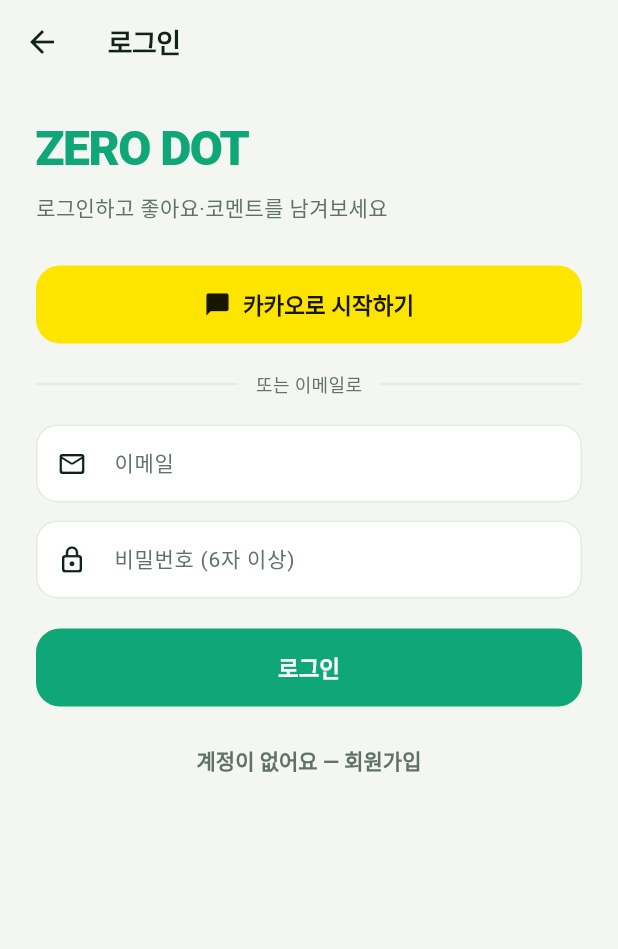
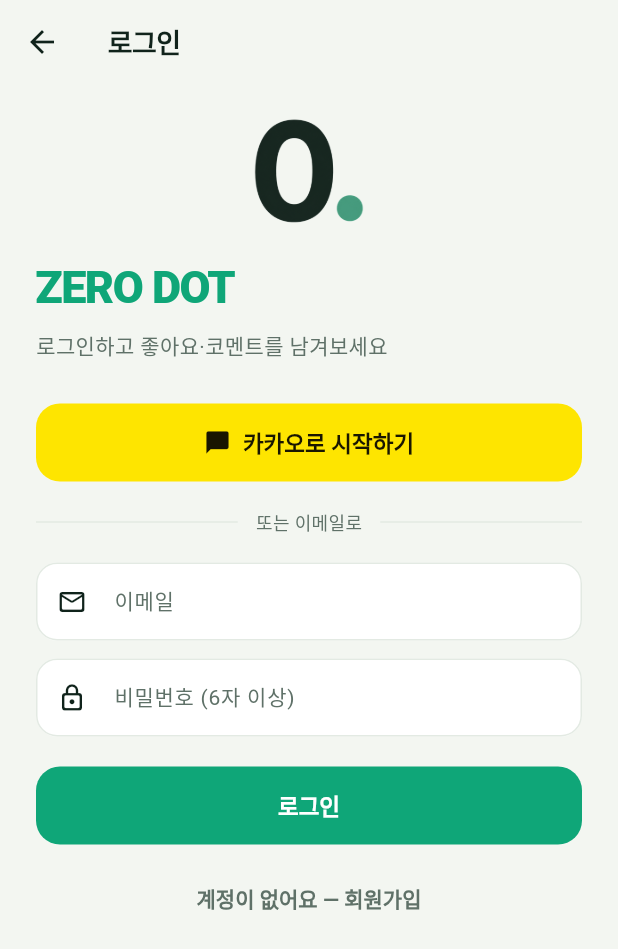
Before and after one commit to hongbomshin-lab/CUBED_v2, a Flutter app: the LoginScreen screen opened directly, on a phone screen of 412 x 824 dp. Shown: the top 949 px of the screen. Run offline on Flutter 3.47's test engine with Material 3 defaults, Android fonts, the phone set to English and light mode, and no system bars; our stand-ins replace cached_network_image, flutter_image_compress, flutter_riverpod, geolocator, image_picker, shared_preferences and 4 more; missing offline and left inert: dart:js_interop, flutter_naver_map, mobile_scanner; accounts and stored records are empty; Roboto replaces fonts that are missing (Pretendard).

Commit message:
feat(brand): 앱 아이콘·로그인 화면 브랜드 마크
고객이 전달한 로고를 앱 아이콘과 로그인 화면에 반영했다.

아이콘
 · 레거시 ic_launcher 를 로고로 교체
 · adaptive-icon 추가 — 배경은 브랜드 색, 전경은 ic_launcher_fg
   원형 마스킹에서 잘리지 않도록 전경 안의 마크를 캔버스의 약 52%로 잡았다
   (안전 영역이 66%라 마크를 그보다 작게 두어야 한다)
 · monochrome 을 함께 지정해 테마 아이콘에서도 형태가 유지된다

로그인 화면
 · 로고 → 이름 → 안내문 순서로 읽히도록 마크를 맨 위에 두고
   'ZERO DOT' 을 32→30 으로 줄여 마크가 주인공이 되게 했다

Co-Authored-By: Claude Opus 5 <noreply@anthropic.com>

```diff
--- a/lib/features/auth/login_screen.dart
+++ b/lib/features/auth/login_screen.dart
@@ -132,9 +132,13 @@ class _LoginScreenState extends ConsumerState<LoginScreen> {
         padding: const EdgeInsets.fromLTRB(24, 12, 24, 32),
         children: [
           const SizedBox(height: 8),
+          // 브랜드 마크 — 로고 → 이름 → 안내문 순서로 읽히게 한다
+          Image.asset('assets/brand/logo.png',
+              width: 76, height: 76, filterQuality: FilterQuality.medium),
+          const SizedBox(height: 18),
           const Text('ZERO DOT',
               style: TextStyle(
-                  fontSize: 32, fontWeight: FontWeight.w900, color: CubedColors.brand, letterSpacing: -1)),
+                  fontSize: 30, fontWeight: FontWeight.w900, color: CubedColors.brand, letterSpacing: -1)),
           const SizedBox(height: 6),
           const Text('로그인하고 좋아요·코멘트를 남겨보세요',
               style: TextStyle(color: CubedColors.inkSoft, fontSize: 14)),
--- a/pubspec.yaml
+++ b/pubspec.yaml
@@ -44,6 +44,8 @@ dev_dependencies:
 
 flutter:
   uses-material-design: true
+  assets:
+    - assets/brand/
   fonts:
     - family: Pretendard
       fonts:
```
Also changed, not shown: assets/brand/logo.png (added), 13 other files.
